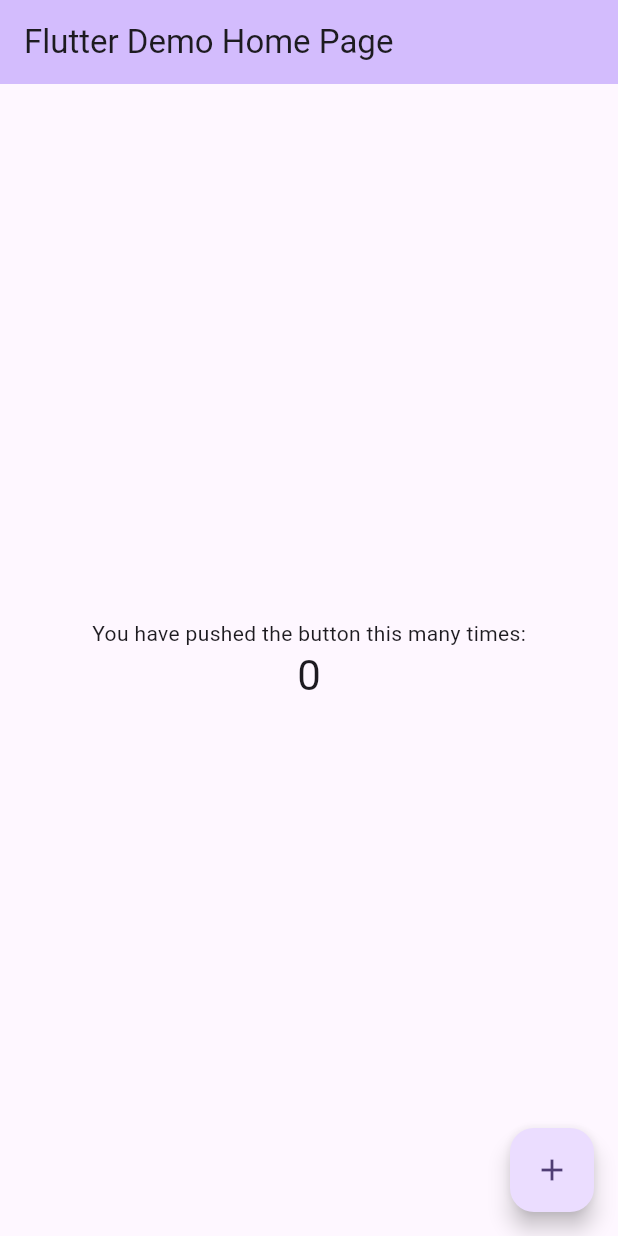
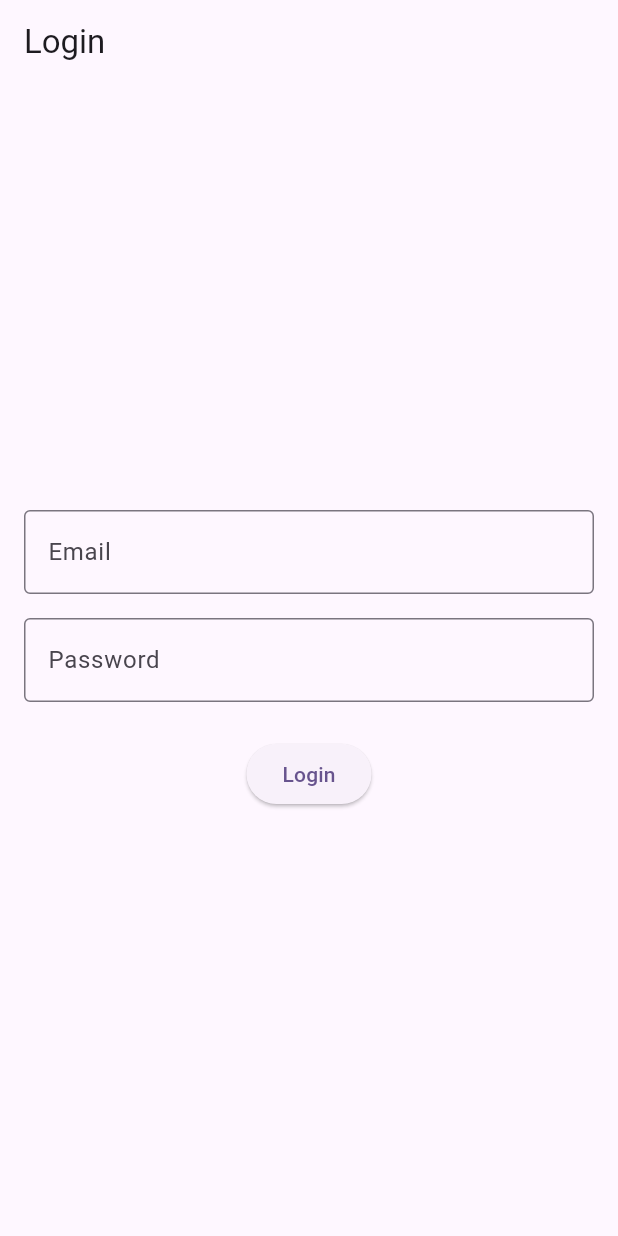
Before and after one commit to podearroz/Medicamento, a Flutter app: the screen it shows after launch, on a phone screen of 412 x 824 dp. Run offline on Flutter 3.47's test engine with Material 3 defaults, Android fonts, the light colour scheme and no system bars.

Commit message:
Criando a pagina de login

```diff
--- /dev/null
+++ b/lib/features/login/presentation/login_page.dart
@@ -0,0 +1,79 @@
+import 'package:flutter/material.dart';
+
+class LoginPage extends StatefulWidget {
+  const LoginPage({Key? key}) : super(key: key);
+
+  @override
+  State<LoginPage> createState() => _LoginPageState();
+}
+
+class _LoginPageState extends State<LoginPage> {
+  final TextEditingController _emailController = TextEditingController();
+  final TextEditingController _passwordController = TextEditingController();
+  final GlobalKey<FormState> _formKey = GlobalKey<FormState>();
+
+  @override
+  Widget build(BuildContext context) {
+    return Scaffold(
+      appBar: AppBar(
+        title: const Text('Login'),
+      ),
+      body: Padding(
+        padding: const EdgeInsets.all(16.0),
+        child: Form(
+          key: _formKey,
+          child: Column(
+            mainAxisAlignment: MainAxisAlignment.center,
+            children: [
+              TextFormField(
+                controller: _emailController,
+                keyboardType: TextInputType.emailAddress,
+                decoration: const InputDecoration(
+                  labelText: 'Email',
+                  border: OutlineInputBorder(),
+                ),
+                validator: (value) {
+                  if (value == null || value.isEmpty) {
+                    return 'Please enter your email';
+                  } else if (!RegExp(r'^\S+@\S+\.\S+\$').hasMatch(value)) {
+                    return 'Please enter a valid email';
+                  }
+                  return null;
+                },
+              ),
+              const SizedBox(height: 16),
+              TextFormField(
+                controller: _passwordController,
+                obscureText: true,
+                decoration: const InputDecoration(
+                  labelText: 'Password',
+                  border: OutlineInputBorder(),
+                ),
+                validator: (value) {
+                  if (value == null || value.isEmpty) {
+                    return 'Please enter your password';
+                  } else if (value.length < 6) {
+                    return 'Password must be at least 6 characters long';
+                  }
+                  return null;
+                },
+              ),
+              const SizedBox(height: 24),
+              ElevatedButton(
+                onPressed: () {
+                  if (_formKey.currentState!.validate()) {
+                    // Handle login logic here
+                    ScaffoldMessenger.of(context).showSnackBar(
+                      const SnackBar(content: Text('Logging in...')),
+                    );
+                  }
+                },
+                child: const Text('Login'),
+              ),
+            ],
+          ),
+        ),
+      ),
+    );
+  }
+}
--- a/lib/main.dart
+++ b/lib/main.dart
@@ -1,4 +1,5 @@
 import 'package:flutter/material.dart';
+import 'package:flutter_application_medicamento/features/login/presentation/login_page.dart';
 
 void main() {
   runApp(const MyApp());
@@ -31,7 +32,7 @@
         colorScheme: ColorScheme.fromSeed(seedColor: Colors.deepPurple),
         useMaterial3: true,
       ),
-      home: const MyHomePage(title: 'Flutter Demo Home Page'),
+      home: const LoginPage(),
     );
   }
 }
```
